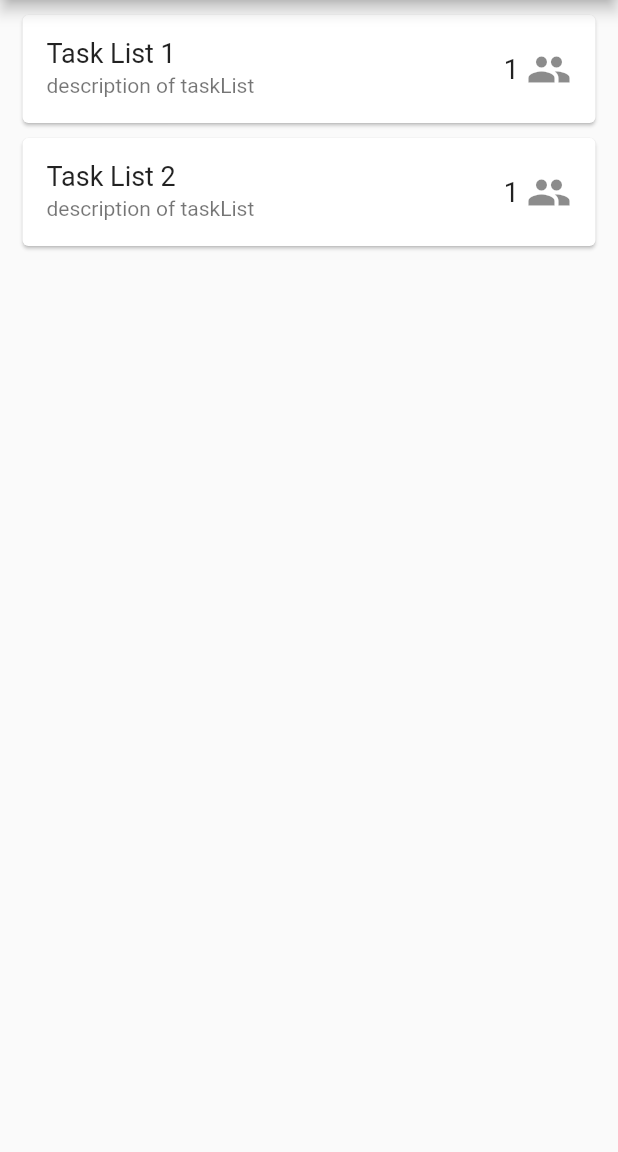
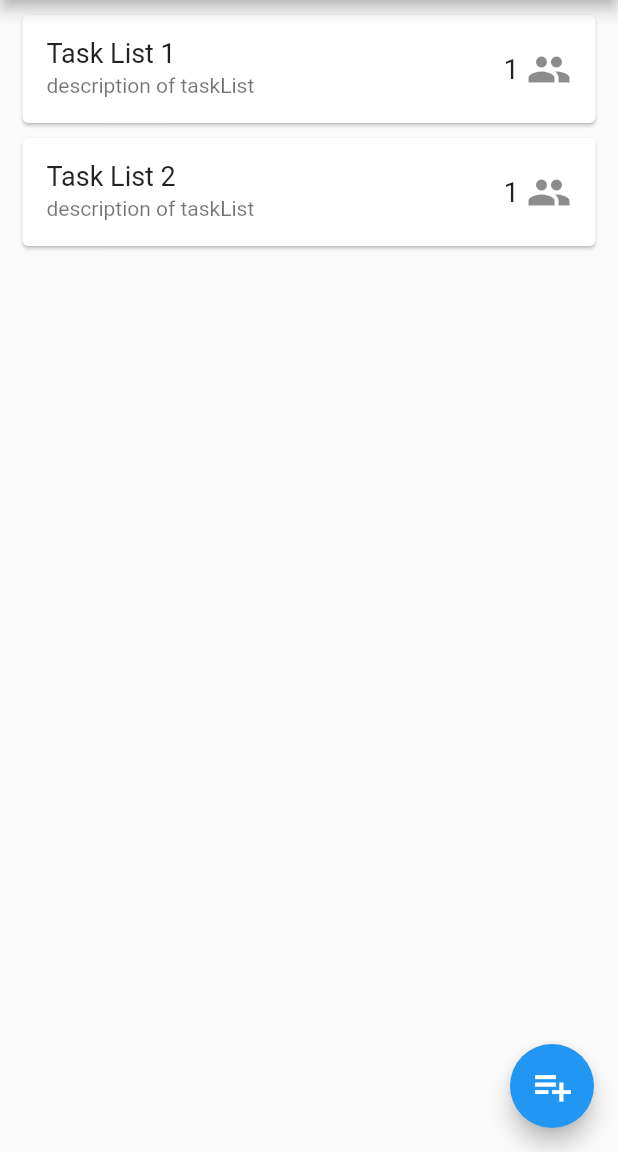
Before and after one commit to MohammadHuseyn/stodo, a Flutter app: the screen it shows after launch, on a phone screen of 412 x 824 dp, the part 84-1236 px from its top. Run offline on Flutter 3.47's test engine with Material 2 defaults, Android fonts, the phone set to English and light mode, and no system bars.

Commit message:
Adding new Task List available now

```diff
--- a/lib/dart files/HomePage.dart
+++ b/lib/dart files/HomePage.dart
@@ -2,17 +2,16 @@ import 'package:flutter/material.dart';
 
 import '../classes/TaskList.dart';
 import '../classes/User.dart';
+import 'AddTaskList.dart';
 class MyHomePage extends StatefulWidget {
-  MyHomePage({Key? key,
+  const MyHomePage({Key? key,
     required this.title,
     required this.mainUser,
-    required this.taskLists})
+  })
       : super(key: key);
 
   final String title;
   final User mainUser;
-  List<TaskList> taskLists;
-
   @override
   State<MyHomePage> createState() => _MyHomePageState();
 }
@@ -21,6 +20,13 @@ class _MyHomePageState extends State<MyHomePage> {
   @override
   Widget build(BuildContext context) {
     return Scaffold(
+      floatingActionButton: FloatingActionButton(
+        hoverColor: Colors.green,
+        child: Icon(Icons.playlist_add,size: 30),
+        onPressed: (){
+          Navigator.push(context, MaterialPageRoute(builder: (context) => AddTaskList(mainUser: widget.mainUser)));
+        },
+      ),
         drawerEdgeDragWidth: MediaQuery
             .of(context)
             .size
@@ -204,7 +210,7 @@ class _MyHomePageState extends State<MyHomePage> {
           actions: <Widget>[
             IconButton(onPressed: () =>
                 showSearch(
-                    context: context, delegate: HomePageSearchDelegate(taskLists: widget.taskLists)),
+                    context: context, delegate: HomePageSearchDelegate(taskLists: widget.mainUser.taskLists)),
                 icon: Icon(Icons.search_rounded))
           ],
         ),
@@ -214,24 +220,24 @@ class _MyHomePageState extends State<MyHomePage> {
               .size
               .height,
           child: ListView.builder(
-            itemCount: widget.taskLists.length,
+            itemCount: widget.mainUser.taskLists.length,
             itemBuilder: (context, index) {
               return GestureDetector(
                 onTap: () {},
                 child: Card(
                   margin: EdgeInsets.only(left: 15, right: 15, top: 10),
                   child: ListTile(
-                      title: Text(widget.taskLists
+                      title: Text(widget.mainUser.taskLists
                           .elementAt(index)
                           .name, style: TextStyle(fontSize: 18),),
-                      subtitle: Text(widget.taskLists
+                      subtitle: Text(widget.mainUser.taskLists
                           .elementAt(index)
                           .description),
                       trailing: Wrap(
                         spacing: 5,
                         crossAxisAlignment: WrapCrossAlignment.center,
                         children: <Widget>[
-                          Text(widget.taskLists
+                          Text(widget.mainUser.taskLists
                               .elementAt(index)
                               .users
                               .length
--- a/lib/main.dart
+++ b/lib/main.dart
@@ -31,13 +31,16 @@ class MyApp extends StatelessWidget {
     taskList2.tasks.add(task4);
     taskList2.tasks.add(task5);
     taskList2.tasks.add(task6);
+
+    mainUser.taskLists.add(taskList1);
+    mainUser.taskLists.add(taskList2);
     return MaterialApp(
       debugShowCheckedModeBanner: false,
       title: 'stodo',
       theme: ThemeData(
         primarySwatch: Colors.blue,
       ),
-      home: MyHomePage(title: 'Stodo',mainUser: mainUser,taskLists: [taskList1,taskList2]),
+      home: MyHomePage(title: 'Stodo',mainUser: mainUser),
     );
   }
 }
```
Also changed, not shown: lib/dart files/AddTaskList.dart (added, +126 -0 lines).
